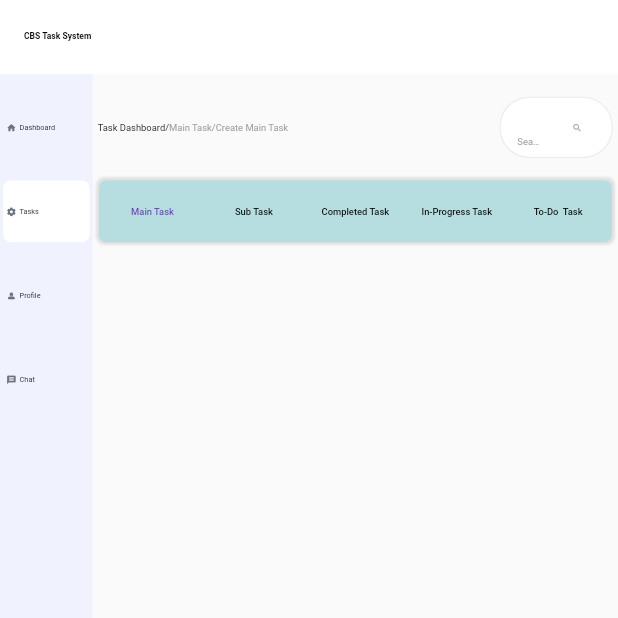
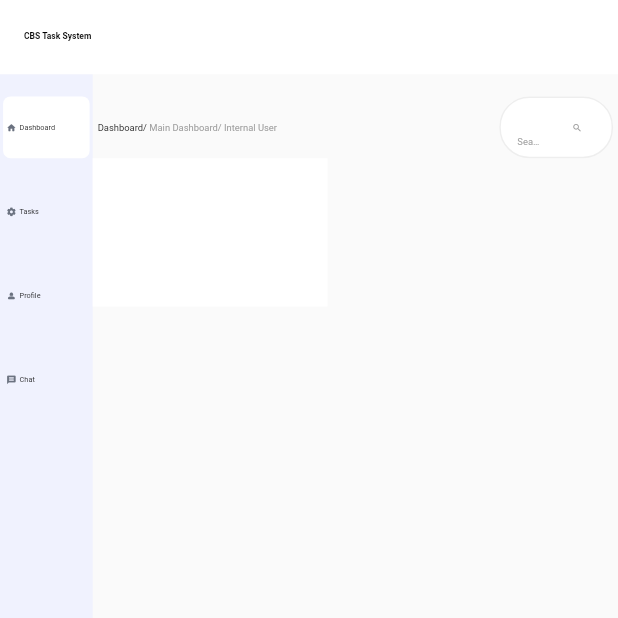
Before and after one commit to CBS-Developments/CBS-Task-System, a Flutter app: the screen it shows after launch, on a phone screen of 412 x 824 dp, the top half of it. Run offline on Flutter 3.47's test engine with Material 2 defaults, Android fonts, the phone set to English and light mode, and no system bars; missing offline and left inert: dart:js.

Commit message:
dash filter box

```diff
--- /dev/null
+++ b/task_system/lib/components/dash_filter_box.dart
@@ -0,0 +1,17 @@
+import 'package:flutter/material.dart';
+import 'package:task_system/sizes/dashboard_sizes.dart';
+
+import '../sizes/create_MainTask_Sizes.dart';
+
+class FilterBox extends StatelessWidget {
+  const FilterBox({Key? key}) : super(key: key);
+
+  @override
+  Widget build(BuildContext context) {
+    return Container(
+      color: Colors.white,
+      width: filterBoxWidth(context),
+      height: filterBoxHeight(context),
+    );
+  }
+}
--- a/task_system/lib/main.dart
+++ b/task_system/lib/main.dart
@@ -15,7 +15,7 @@ class MyApp extends StatelessWidget {
   Widget build(BuildContext context) {
     return MaterialApp(
       debugShowCheckedModeBanner: false,
-      home: MainTask(),
+      home: Dashboard(),
     );
   }
 }
--- a/task_system/lib/pages/dashboard/dashboard.dart
+++ b/task_system/lib/pages/dashboard/dashboard.dart
@@ -1,5 +1,8 @@
 import 'package:flutter/material.dart';
 import 'package:task_system/components/appBar.dart';
+import 'package:task_system/components/dash_filter_box.dart';
+import 'package:task_system/components/navigate_text.dart';
+import 'package:task_system/components/search_box.dart';
 import 'package:task_system/drawers/dashboard_drawer.dart';
 
 import '../../sizes/create_MainTask_Sizes.dart';
@@ -19,26 +22,36 @@ class _DashboardState extends State<Dashboard> {
       appBar: myAppBar(context),
       body: Row(
         children: [
-          DashboardDrawer(),
-
+          const DashboardDrawer(),
           Container(
             width: rightSideWidth(context),
             height: getPageHeight(context),
-
             child: Column(
               children: [
+                SizedBox(
+                  height: smallBoxHeight(context),
+                ),
                 Row(
+                  mainAxisAlignment: MainAxisAlignment.spaceBetween,
+                  children: [
+                    const NavigateText(
+                        firstText: 'Dashboard/ ',
+                        secText: 'Main Dashboard/ ',
+                        thirdText: 'Internal User',),
 
+                    SearchBox(),
+                  ],
+                ),
+                Row(
+                  children: [
+                    FilterBox()
+                  ],
                 )
               ],
             ),
-
-
           )
-
         ],
       ),
-
     );
   }
 }
--- a/task_system/lib/sizes/dashboard_sizes.dart
+++ b/task_system/lib/sizes/dashboard_sizes.dart
@@ -70,3 +70,11 @@ double tabBarWidth(BuildContext context) {
 double drawerSizeBoxWidth(BuildContext context) {
   return (getPageWidth(context) * 0.005) ;
 }
+
+double filterBoxHeight(BuildContext context) {
+  return (getPageHeight(context) * 0.12) ;
+}
+
+double filterBoxWidth(BuildContext context) {
+  return (getPageWidth(context) * 0.38) ;
+}
```
